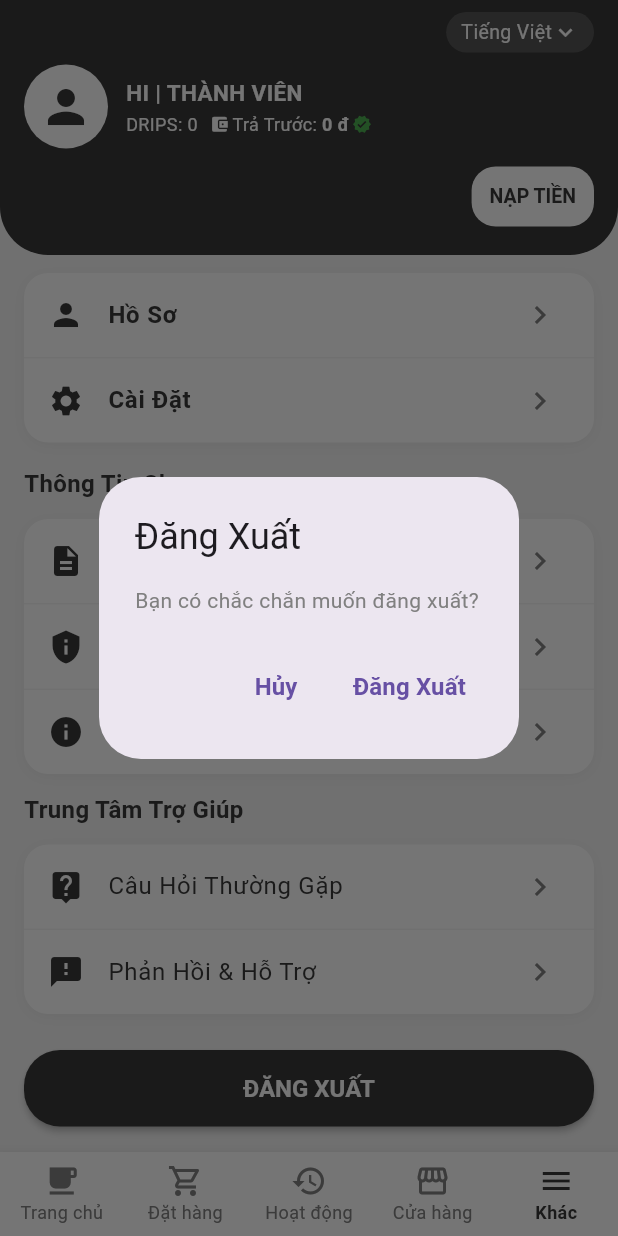
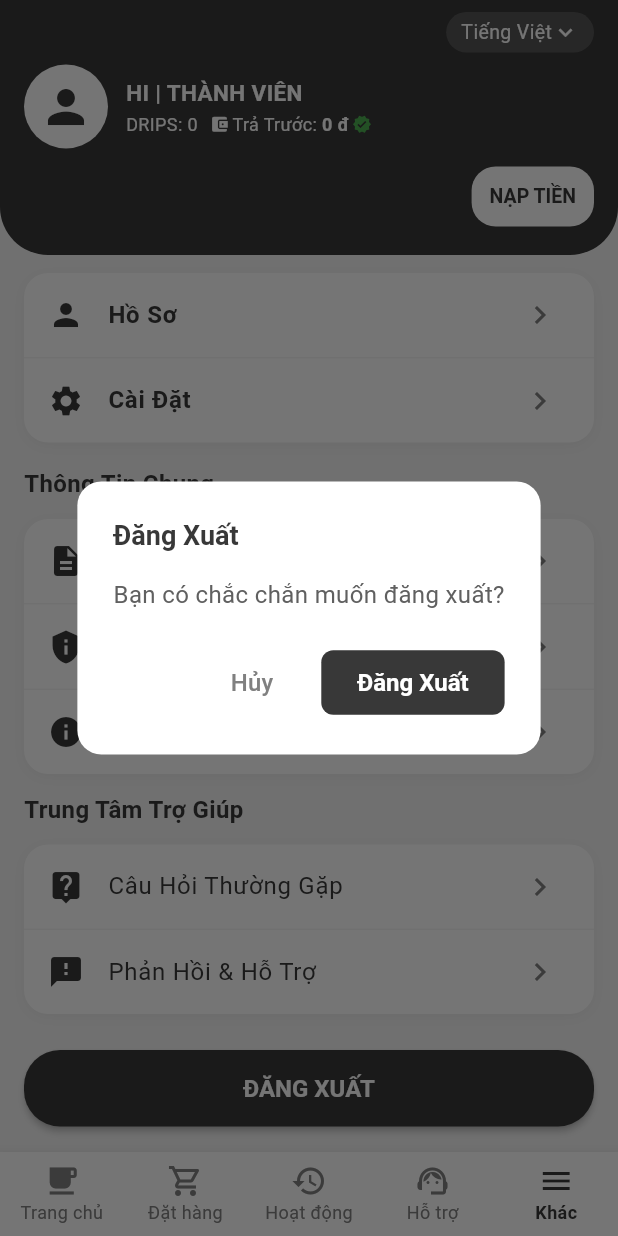
Before and after one commit to hgiai456/app_Sdrink, a Flutter app: the HomeScreen screen opened directly, item 5 of the bottom bar chosen, after a tap on "ĐĂNG XUẤT", on a phone screen of 412 x 824 dp. Run offline on Flutter 3.47's test engine with Material 3 defaults, Android fonts, the phone set to English and light mode, and no system bars; our stand-ins replace shared_preferences, webview_flutter; accounts and stored records are empty; network calls fail.

Commit message:
hoàn thiện live chat

```diff
--- a/app_selldrinks/lib/screens/account_overview_screen.dart
+++ b/app_selldrinks/lib/screens/account_overview_screen.dart
@@ -494,24 +494,51 @@ class _AccountOverviewScreenState extends State<AccountOverviewScreen> {
       context: context,
       builder: (BuildContext context) {
         return AlertDialog(
-          title: const Text('Đăng Xuất'),
-          content: const Text('Bạn có chắc chắn muốn đăng xuất?'),
+          backgroundColor: Colors.white,
+          shape: RoundedRectangleBorder(
+            borderRadius: BorderRadius.circular(16),
+          ),
+          title: const Text(
+            'Đăng Xuất',
+            style: TextStyle(
+              color: Color(0xFF383838),
+              fontWeight: FontWeight.bold,
+              fontSize: 18,
+            ),
+          ),
+          content: const Text(
+            'Bạn có chắc chắn muốn đăng xuất?',
+            style: TextStyle(
+              color: Color(0xFF606060), // Màu xám nhạt hơn cho nội dung
+              fontSize: 16,
+              height: 1.4,
+            ),
+          ),
           actions: <Widget>[
             TextButton(
-              child: const Text('Hủy'),
               onPressed: () {
                 Navigator.of(context).pop();
               },
+              style: TextButton.styleFrom(
+                foregroundColor: const Color(0xFF808080),
+                padding: const EdgeInsets.symmetric(
+                  horizontal: 24,
+                  vertical: 12,
+                ),
+                shape: RoundedRectangleBorder(
+                  borderRadius: BorderRadius.circular(8),
+                ),
+              ),
+              child: const Text(
+                'Hủy',
+                style: TextStyle(fontSize: 16, fontWeight: FontWeight.w500),
+              ),
             ),
-            TextButton(
-              child: const Text('Đăng Xuất'),
+            ElevatedButton(
               onPressed: () async {
                 final prefs = await SharedPreferences.getInstance();
-
-                // Lấy user ID trước khi xóa để xóa session
                 final userId = prefs.getInt('userId');
 
-                // Xóa session cho user hiện tại
                 if (userId != null) {
                   await CartService().clearSessionForUser(
                     specificUserId: userId,
@@ -520,7 +547,7 @@ class _AccountOverviewScreenState extends State<AccountOverviewScreen> {
                   await CartService().clearSession();
                 }
 
-                // Xóa tất cả thông tin user
+                // Clear all user data
                 await prefs.remove('token');
                 await prefs.remove('userId');
                 await prefs.remove('userName');
@@ -541,11 +568,28 @@ class _AccountOverviewScreenState extends State<AccountOverviewScreen> {
 
                 print('Logout - All user data and session cleared');
 
-                Navigator.of(context).pop(); // Close dialog
+                Navigator.of(context).pop();
                 Navigator.of(context).pushReplacement(
                   MaterialPageRoute(builder: (context) => const LoginScreen()),
                 );
               },
+              style: ElevatedButton.styleFrom(
+                backgroundColor: const Color(
+                  0xFF383838,
+                ), // Màu đỏ cho nút đăng xuất
+                foregroundColor: Colors.white,
+                padding: const EdgeInsets.symmetric(
+                  horizontal: 24,
+                  vertical: 12,
+                ),
+                shape: RoundedRectangleBorder(
+                  borderRadius: BorderRadius.circular(8),
+                ),
+              ),
+              child: const Text(
+                'Đăng Xuất',
+                style: TextStyle(fontSize: 16, fontWeight: FontWeight.w600),
+              ),
             ),
           ],
         );
--- a/app_selldrinks/lib/screens/home_screen.dart
+++ b/app_selldrinks/lib/screens/home_screen.dart
@@ -2,9 +2,9 @@ import 'package:app_selldrinks/screens/activity_screen.dart';
 import 'package:app_selldrinks/screens/homepage.dart';
 import 'package:app_selldrinks/screens/order_screen.dart';
 import 'package:flutter/material.dart';
-import 'package:app_selldrinks/screens/store_screen.dart';
 import 'package:app_selldrinks/screens/account_overview_screen.dart';
 import 'package:app_selldrinks/screens/cart_screen.dart';
+import 'package:app_selldrinks/screens/live_chat_page.dart';
 
 class HomeScreen extends StatefulWidget {
   const HomeScreen({super.key});
@@ -28,7 +28,7 @@ class _HomeScreenState extends State<HomeScreen> {
         HomePage(),
         OrderScreen(),
         ActivityScreen(),
-        StoreScreen(),
+        const LiveChatPage(), // Tab Hỗ trợ
         AccountOverviewScreen(),
       ];
       _isFirstBuild = false;
@@ -66,8 +66,8 @@ class _HomeScreenState extends State<HomeScreen> {
             label: 'Hoạt động',
           ),
           BottomNavigationBarItem(
-            icon: Icon(Icons.storefront),
-            label: 'Cửa hàng',
+            icon: Icon(Icons.support_agent),
+            label: 'Hỗ trợ',
           ),
           BottomNavigationBarItem(icon: Icon(Icons.menu), label: 'Khác'),
         ],
--- a/app_selldrinks/pubspec.yaml
+++ b/app_selldrinks/pubspec.yaml
@@ -36,7 +36,7 @@ dependencies:
   http: ^0.13.6
   webview_flutter: ^4.4.2
   url_launcher: ^6.2.2 # Thêm dòng này
-  tawk_to: ^0.6.0 # Thêm package này
+  font_awesome_flutter: ^10.6.0 # bạn đã có
 
 dev_dependencies:
   flutter_test:
```
Also changed, not shown: app_selldrinks/lib/screens/floating_chat_button.dart (added, +25 -0 lines), app_selldrinks/lib/screens/live_chat_page.dart (added, +131 -0 lines), app_selldrinks/lib/screens/order_confirm_screen.dart (+95 -10 lines), 1 other file.
